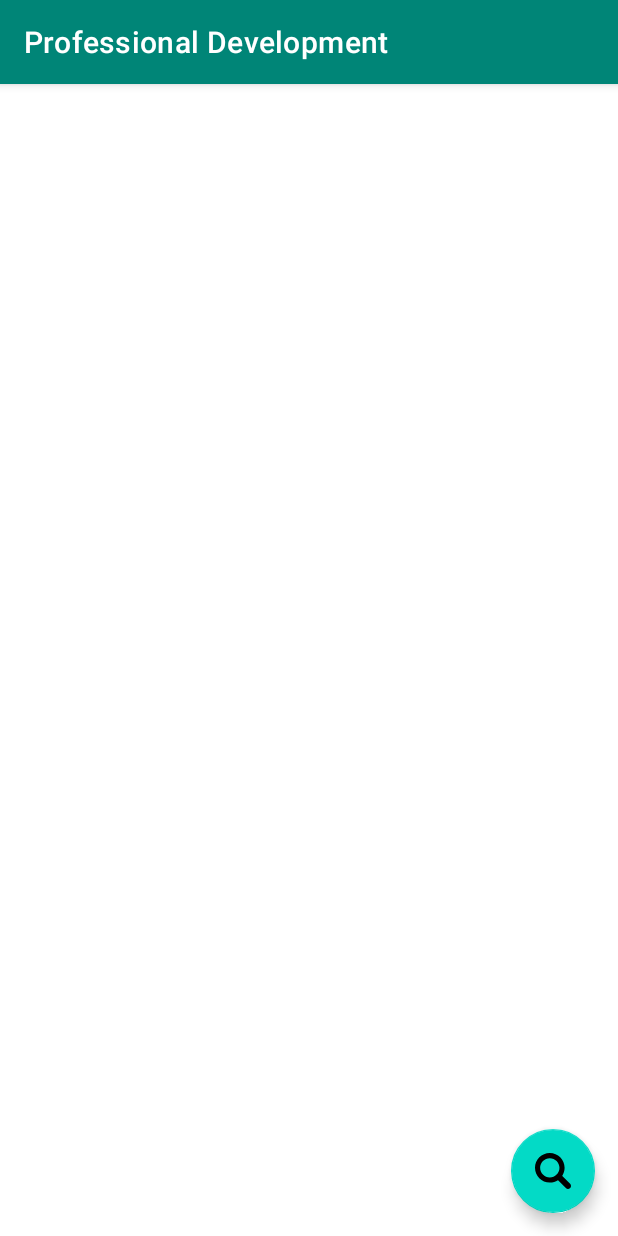
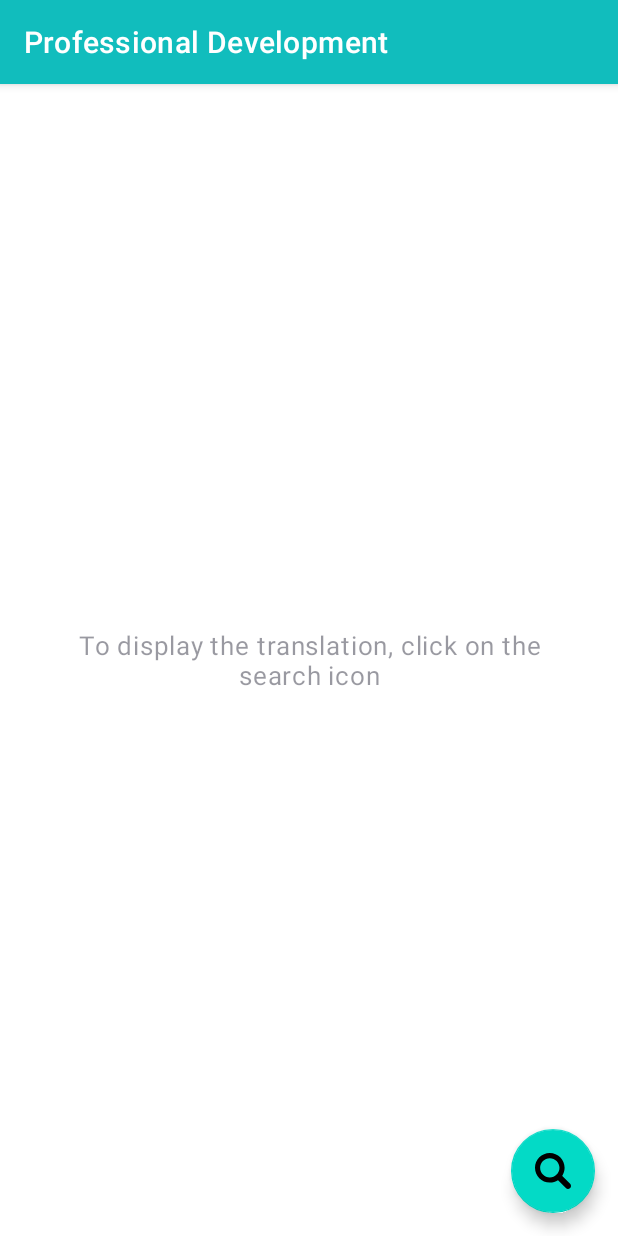
Before and after one commit to agaperra/prof_dev, an Android app: the screen it shows after launch (MainActivity), on a phone screen of 412 x 824 dp. Run offline under Robolectric (Android 15) with nearby library versions, the phone set to English and light mode, and no system bars; our stand-ins replace RxJava; libraries missing offline, so code that uses them is left out: com.jakewharton.retrofit2.

Commit message:
рефакторинг

```diff
--- a/app/src/main/java/com/agaperra/professionaldevelopment/lesson_1/activity/MainActivity.kt
+++ b/app/src/main/java/com/agaperra/professionaldevelopment/lesson_1/activity/MainActivity.kt
@@ -1,5 +1,6 @@
 package com.agaperra.professionaldevelopment.lesson_1.activity
 import android.os.Bundle
+import android.view.View
 import android.view.View.GONE
 import android.view.View.VISIBLE
 import android.widget.Toast
@@ -87,6 +88,7 @@ class MainActivity : BaseActivity<AppState>() {
         success_linear_layout.visibility = VISIBLE
         loading_frame_layout.visibility = GONE
         error_linear_layout.visibility = GONE
+        first_text.visibility = GONE
     }
 
     private fun showViewLoading() {
--- a/app/src/main/res/layout/activity_main.xml
+++ b/app/src/main/res/layout/activity_main.xml
@@ -1,6 +1,5 @@
 <?xml version="1.0" encoding="utf-8"?>
-<FrameLayout
-    xmlns:android="http://schemas.android.com/apk/res/android"
+<FrameLayout xmlns:android="http://schemas.android.com/apk/res/android"
     android:layout_width="match_parent"
     android:layout_height="match_parent"
     android:fitsSystemWindows="true">
@@ -8,62 +7,73 @@
     <FrameLayout
         android:id="@+id/success_linear_layout"
         android:layout_width="match_parent"
-        android:gravity="center"
-        android:layout_height="match_parent">
+        android:layout_height="match_parent"
+        android:gravity="center">
 
         <androidx.recyclerview.widget.RecyclerView
             android:id="@+id/main_activity_recyclerview"
             android:layout_width="match_parent"
-            android:layout_height="match_parent"/>
+            android:layout_height="match_parent" />
+
+        <TextView
+            android:id="@+id/first_text"
+            style="@style/BaseTextStyle"
+            android:layout_width="match_parent"
+            android:layout_height="wrap_content"
+            android:layout_margin="@dimen/margin_large"
+            android:layout_gravity="center"
+            android:gravity="center"
+            android:visibility="visible"
+            android:text="@string/first_string" />
 
         <com.google.android.material.floatingactionbutton.FloatingActionButton
             android:id="@+id/search_fab"
-            android:src="@drawable/ic_search"
             android:layout_width="wrap_content"
+            android:layout_height="wrap_content"
             android:layout_gravity="bottom|end"
+            android:layout_marginEnd="@dimen/margin_medium"
             android:layout_marginBottom="@dimen/margin_medium"
-            android:layout_marginEnd="@dimen/margin_medium"
-            android:layout_height="wrap_content"/>
+            android:src="@drawable/ic_search" />
     </FrameLayout>
 
     <FrameLayout
         android:id="@+id/loading_frame_layout"
         android:layout_width="match_parent"
-        android:visibility="gone"
-        android:layout_height="match_parent">
+        android:layout_height="match_parent"
+        android:visibility="gone">
 
         <ProgressBar
-            android:layout_gravity="center"
             android:id="@+id/progress_bar_horizontal"
             style="?android:attr/progressBarStyleHorizontal"
             android:layout_width="match_parent"
-            android:layout_height="wrap_content"/>
+            android:layout_height="wrap_content"
+            android:layout_gravity="center" />
 
         <ProgressBar
-            android:layout_gravity="center"
             android:id="@+id/progress_bar_round"
             android:layout_width="wrap_content"
-            android:layout_height="wrap_content"/>
+            android:layout_height="wrap_content"
+            android:layout_gravity="center" />
     </FrameLayout>
 
     <LinearLayout
+        android:id="@+id/error_linear_layout"
+        android:layout_width="match_parent"
+        android:layout_height="match_parent"
         android:gravity="center"
         android:orientation="vertical"
-        android:visibility="gone"
-        android:id="@+id/error_linear_layout"
-        android:layout_width="match_parent"
-        android:layout_height="match_parent">
+        android:visibility="gone">
 
         <TextView
             android:id="@+id/error_textview"
             android:layout_width="wrap_content"
             android:layout_height="wrap_content"
-            android:text="@string/error_textview_stub"/>
+            android:text="@string/error_textview_stub" />
 
         <com.google.android.material.button.MaterialButton
             android:id="@+id/reload_button"
             android:layout_width="wrap_content"
             android:layout_height="wrap_content"
-            android:text="@string/reload_button"/>
+            android:text="@string/reload_button" />
     </LinearLayout>
 </FrameLayout>
--- a/app/src/main/res/layout/main_activity_recyclerview_item.xml
+++ b/app/src/main/res/layout/main_activity_recyclerview_item.xml
@@ -18,11 +18,11 @@
 
     <TextView
         android:id="@+id/description"
+        style="@style/BaseTextStyle"
         android:layout_width="wrap_content"
-        style="@style/BaseTextStyle"
+        android:layout_height="wrap_content"
         android:layout_marginStart="@dimen/margin_medium"
-        android:layout_height="wrap_content"
-        tools:text="Description: Lorem ipsum dolor sit amet, consectetur adipiscing elit, sed do eiusmod tempor incididunt ut labore et dolore magna aliqua."/>
+        tools:text="Description: Lorem ipsum dolor sit amet, consectetur adipiscing elit, sed do eiusmod tempor incididunt ut labore et dolore magna aliqua." />
 
     <View xmlns:android="http://schemas.android.com/apk/res/android"
         android:layout_width="match_parent"
--- a/app/src/main/res/values/colors.xml
+++ b/app/src/main/res/values/colors.xml
@@ -1,7 +1,7 @@
 <?xml version="1.0" encoding="utf-8"?>
 <resources>
-    <color name="colorPrimary">#008577</color>
-    <color name="colorPrimaryDark">#00574B</color>
+    <color name="colorPrimary">#11BDBD</color>
+    <color name="colorPrimaryDark">#0C9E8D</color>
     <color name="colorAccent">#D81B60</color>
     <color name="color_error">#bf1e19</color>
     <color name="color_text_main">#66000014</color>
--- a/app/src/main/res/values/strings.xml
+++ b/app/src/main/res/values/strings.xml
@@ -5,6 +5,7 @@
     <string name="undefined_error">Undefined error</string>
     <string name="empty_server_response_on_success">Response from server is empty</string>
     <string name="button_search">Search</string>
-    <string name="search_hint">New word</string>
+    <string name="search_hint">Enter word</string>
     <string name="delete_description">X</string>
+    <string name="first_string">To display the translation, click on the search icon</string>
 </resources>
```
